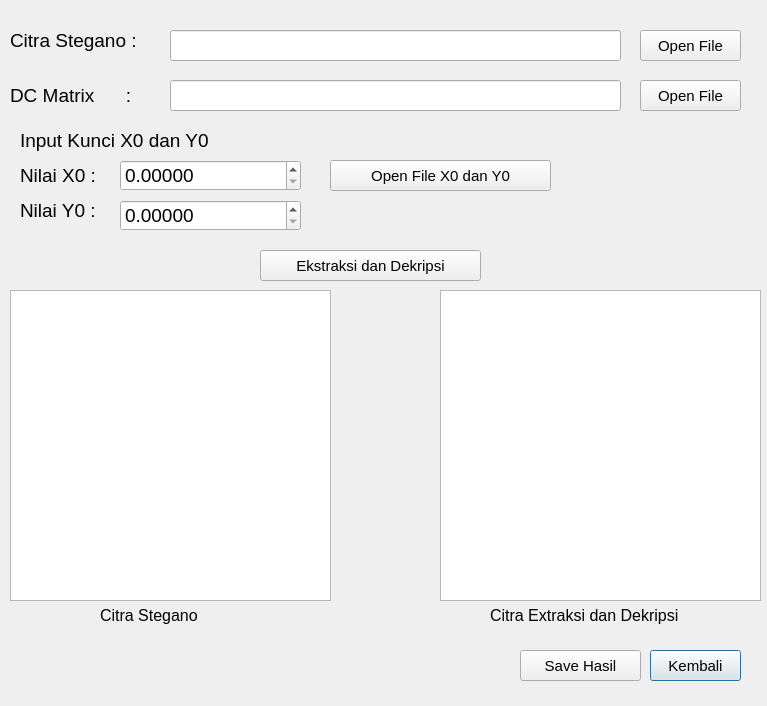
Qt form ui/InputEkstraksiDanDekripsi.ui (distky/DCT-Permutation-Chaotic-Encryption) before a commit.
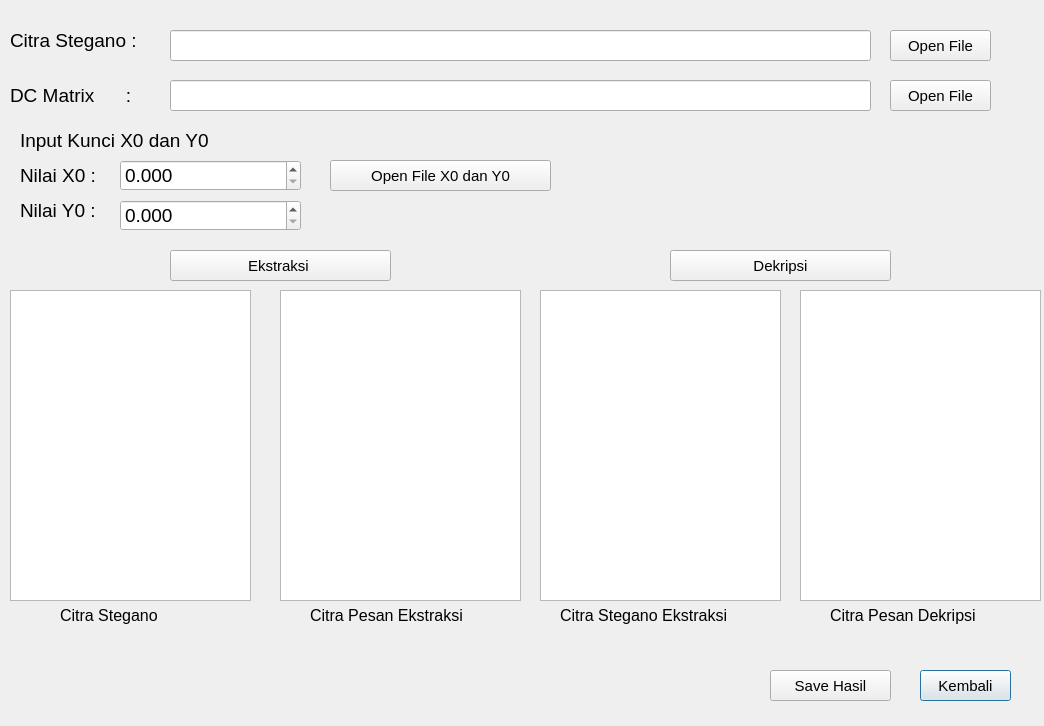
The same form after that commit.

Commit message: penambahan graphic view

```diff
--- a/ui/InputEkstraksiDanDekripsi.ui
+++ b/ui/InputEkstraksiDanDekripsi.ui
@@ -6,8 +6,8 @@
    <rect>
     <x>0</x>
     <y>0</y>
-    <width>767</width>
-    <height>706</height>
+    <width>1044</width>
+    <height>726</height>
    </rect>
   </property>
   <property name="windowTitle">
@@ -100,7 +100,7 @@
     </font>
    </property>
    <property name="decimals">
-    <number>5</number>
+    <number>3</number>
    </property>
    <property name="minimum">
     <double>0.000000000000000</double>
@@ -130,7 +130,7 @@
     </font>
    </property>
    <property name="decimals">
-    <number>5</number>
+    <number>3</number>
    </property>
    <property name="maximum">
     <double>1.000000000000000</double>
@@ -142,8 +142,8 @@
   <widget class="QPushButton" name="btnKembali">
    <property name="geometry">
     <rect>
-     <x>650</x>
-     <y>650</y>
+     <x>920</x>
+     <y>670</y>
      <width>91</width>
      <height>31</height>
     </rect>
@@ -160,7 +160,7 @@
   <widget class="QPushButton" name="btnCitraStegano">
    <property name="geometry">
     <rect>
-     <x>640</x>
+     <x>890</x>
      <y>30</y>
      <width>101</width>
      <height>31</height>
@@ -180,7 +180,7 @@
     <rect>
      <x>170</x>
      <y>30</y>
-     <width>451</width>
+     <width>701</width>
      <height>31</height>
     </rect>
    </property>
@@ -188,7 +188,7 @@
   <widget class="QPushButton" name="btnDcMatrix">
    <property name="geometry">
     <rect>
-     <x>640</x>
+     <x>890</x>
      <y>80</y>
      <width>101</width>
      <height>31</height>
@@ -208,7 +208,7 @@
     <rect>
      <x>170</x>
      <y>80</y>
-     <width>451</width>
+     <width>701</width>
      <height>31</height>
     </rect>
    </property>
@@ -234,7 +234,7 @@
   <widget class="QPushButton" name="btnEkstraksiDanDekripsi">
    <property name="geometry">
     <rect>
-     <x>260</x>
+     <x>170</x>
      <y>250</y>
      <width>221</width>
      <height>31</height>
@@ -246,7 +246,7 @@
     </font>
    </property>
    <property name="text">
-    <string>Ekstraksi dan Dekripsi</string>
+    <string>Ekstraksi </string>
    </property>
   </widget>
   <widget class="QGraphicsView" name="citraSteganoView">
@@ -254,7 +254,7 @@
     <rect>
      <x>10</x>
      <y>290</y>
-     <width>321</width>
+     <width>241</width>
      <height>311</height>
     </rect>
    </property>
@@ -262,9 +262,9 @@
   <widget class="QLabel" name="lblCitraSteganoview">
    <property name="geometry">
     <rect>
-     <x>100</x>
+     <x>60</x>
      <y>600</y>
-     <width>141</width>
+     <width>121</width>
      <height>31</height>
     </rect>
    </property>
@@ -280,9 +280,9 @@
   <widget class="QGraphicsView" name="citraHasilView">
    <property name="geometry">
     <rect>
-     <x>440</x>
+     <x>280</x>
      <y>290</y>
-     <width>321</width>
+     <width>241</width>
      <height>311</height>
     </rect>
    </property>
@@ -290,9 +290,9 @@
   <widget class="QLabel" name="lblCitraExtract">
    <property name="geometry">
     <rect>
-     <x>490</x>
+     <x>310</x>
      <y>600</y>
-     <width>251</width>
+     <width>191</width>
      <height>31</height>
     </rect>
    </property>
@@ -302,7 +302,7 @@
     </font>
    </property>
    <property name="text">
-    <string>Citra Extraksi dan Dekripsi</string>
+    <string>Citra Pesan Ekstraksi</string>
    </property>
   </widget>
   <widget class="QPushButton" name="btnopenx0y0">
@@ -326,8 +326,8 @@
   <widget class="QPushButton" name="btnSave">
    <property name="geometry">
     <rect>
-     <x>520</x>
-     <y>650</y>
+     <x>770</x>
+     <y>670</y>
      <width>121</width>
      <height>31</height>
     </rect>
@@ -341,6 +341,164 @@
     <string>Save Hasil</string>
    </property>
   </widget>
+  <widget class="QGraphicsView" name="citraSteganoEkstraksiView">
+   <property name="geometry">
+    <rect>
+     <x>540</x>
+     <y>290</y>
+     <width>241</width>
+     <height>311</height>
+    </rect>
+   </property>
+  </widget>
+  <widget class="QPushButton" name="btnDekripsi">
+   <property name="geometry">
+    <rect>
+     <x>670</x>
+     <y>250</y>
+     <width>221</width>
+     <height>31</height>
+    </rect>
+   </property>
+   <property name="font">
+    <font>
+     <pointsize>11</pointsize>
+    </font>
+   </property>
+   <property name="text">
+    <string>Dekripsi</string>
+   </property>
+  </widget>
+  <widget class="QGraphicsView" name="citraPesanDekripsiView">
+   <property name="geometry">
+    <rect>
+     <x>800</x>
+     <y>290</y>
+     <width>241</width>
+     <height>311</height>
+    </rect>
+   </property>
+  </widget>
+  <widget class="QLabel" name="lblCitraSteganoEkstraksi">
+   <property name="geometry">
+    <rect>
+     <x>560</x>
+     <y>600</y>
+     <width>211</width>
+     <height>31</height>
+    </rect>
+   </property>
+   <property name="font">
+    <font>
+     <pointsize>12</pointsize>
+    </font>
+   </property>
+   <property name="text">
+    <string>Citra Stegano Ekstraksi</string>
+   </property>
+  </widget>
+  <widget class="QLabel" name="lblCitraPesanDekripsi">
+   <property name="geometry">
+    <rect>
+     <x>830</x>
+     <y>600</y>
+     <width>191</width>
+     <height>31</height>
+    </rect>
+   </property>
+   <property name="font">
+    <font>
+     <pointsize>12</pointsize>
+    </font>
+   </property>
+   <property name="text">
+    <string>Citra Pesan Dekripsi</string>
+   </property>
+  </widget>
+  <widget class="QLabel" name="lblCitraSteganoSize">
+   <property name="geometry">
+    <rect>
+     <x>10</x>
+     <y>630</y>
+     <width>241</width>
+     <height>31</height>
+    </rect>
+   </property>
+   <property name="font">
+    <font>
+     <pointsize>12</pointsize>
+    </font>
+   </property>
+   <property name="text">
+    <string/>
+   </property>
+   <property name="alignment">
+    <set>Qt::AlignCenter</set>
+   </property>
+  </widget>
+  <widget class="QLabel" name="lblCitraPesanEkstraksiSize">
+   <property name="geometry">
+    <rect>
+     <x>280</x>
+     <y>630</y>
+     <width>241</width>
+     <height>31</height>
+    </rect>
+   </property>
+   <property name="font">
+    <font>
+     <pointsize>12</pointsize>
+    </font>
+   </property>
+   <property name="text">
+    <string/>
+   </property>
+   <property name="alignment">
+    <set>Qt::AlignCenter</set>
+   </property>
+  </widget>
+  <widget class="QLabel" name="lblCitraSteganoEkstraksiSize">
+   <property name="geometry">
+    <rect>
+     <x>540</x>
+     <y>630</y>
+     <width>241</width>
+     <height>31</height>
+    </rect>
+   </property>
+   <property name="font">
+    <font>
+     <pointsize>12</pointsize>
+    </font>
+   </property>
+   <property name="text">
+    <string/>
+   </property>
+   <property name="alignment">
+    <set>Qt::AlignCenter</set>
+   </property>
+  </widget>
+  <widget class="QLabel" name="lblCitraPesanDekripsiSize">
+   <property name="geometry">
+    <rect>
+     <x>800</x>
+     <y>630</y>
+     <width>241</width>
+     <height>31</height>
+    </rect>
+   </property>
+   <property name="font">
+    <font>
+     <pointsize>12</pointsize>
+    </font>
+   </property>
+   <property name="text">
+    <string/>
+   </property>
+   <property name="alignment">
+    <set>Qt::AlignCenter</set>
+   </property>
+  </widget>
  </widget>
  <resources/>
  <connections/>
```
Left out of the diff: 6 changed lines with no effect on the pictures. The commit also changes 1 other file.
